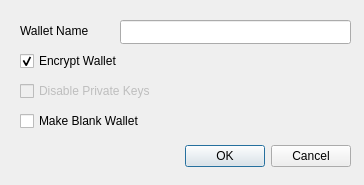
This is src/qt/forms/createwalletdialog.ui in raffermeko/bitcoin as Qt 5 draws it before an edit. The edited form follows.
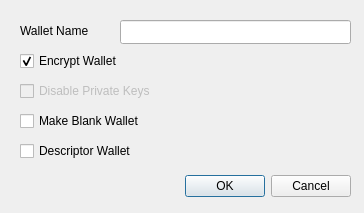
This is the edited form.

Commit message: Be able to create new wallets with DescriptorScriptPubKeyMans as backing

The edit to the form file:
```diff
--- a/src/qt/forms/createwalletdialog.ui
+++ b/src/qt/forms/createwalletdialog.ui
@@ -7,7 +7,7 @@
     <x>0</x>
     <y>0</y>
     <width>364</width>
-    <height>185</height>
+    <height>213</height>
    </rect>
   </property>
   <property name="windowTitle">
@@ -17,7 +17,7 @@
    <property name="geometry">
     <rect>
      <x>10</x>
-     <y>140</y>
+     <y>170</y>
      <width>341</width>
      <height>32</height>
     </rect>
@@ -106,6 +106,22 @@
     <string>Make Blank Wallet</string>
    </property>
   </widget>
+  <widget class="QCheckBox" name="descriptor_checkbox">
+   <property name="geometry">
+    <rect>
+     <x>20</x>
+     <y>140</y>
+     <width>171</width>
+     <height>22</height>
+    </rect>
+   </property>
+   <property name="toolTip">
+    <string>Use descriptors for scriptPubKey management</string>
+   </property>
+   <property name="text">
+    <string>Descriptor Wallet</string>
+   </property>
+  </widget>
  </widget>
  <tabstops>
   <tabstop>wallet_name_line_edit</tabstop>
```
The commit also changes 7 other files.
